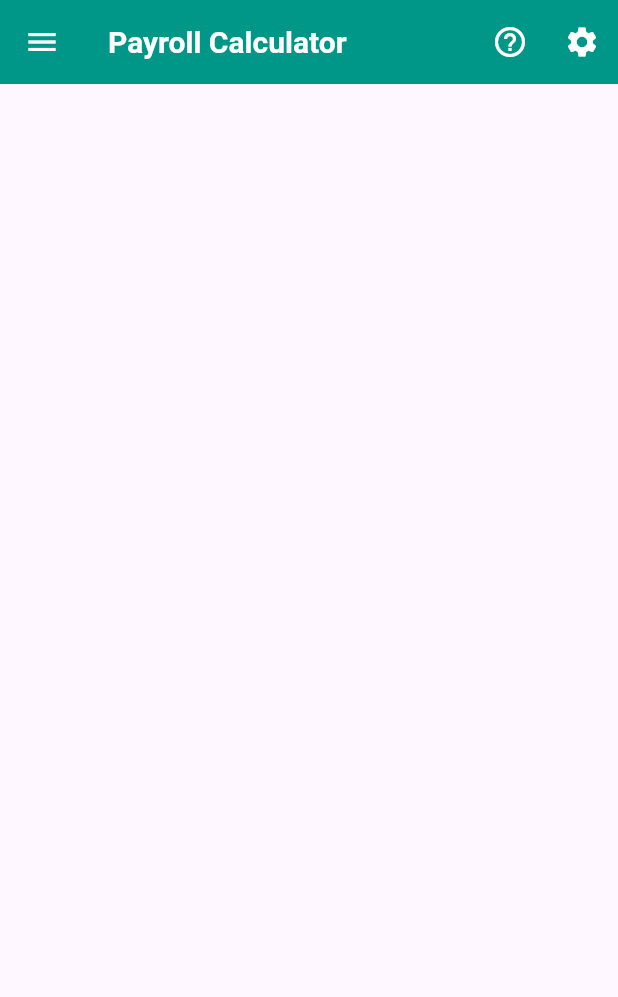
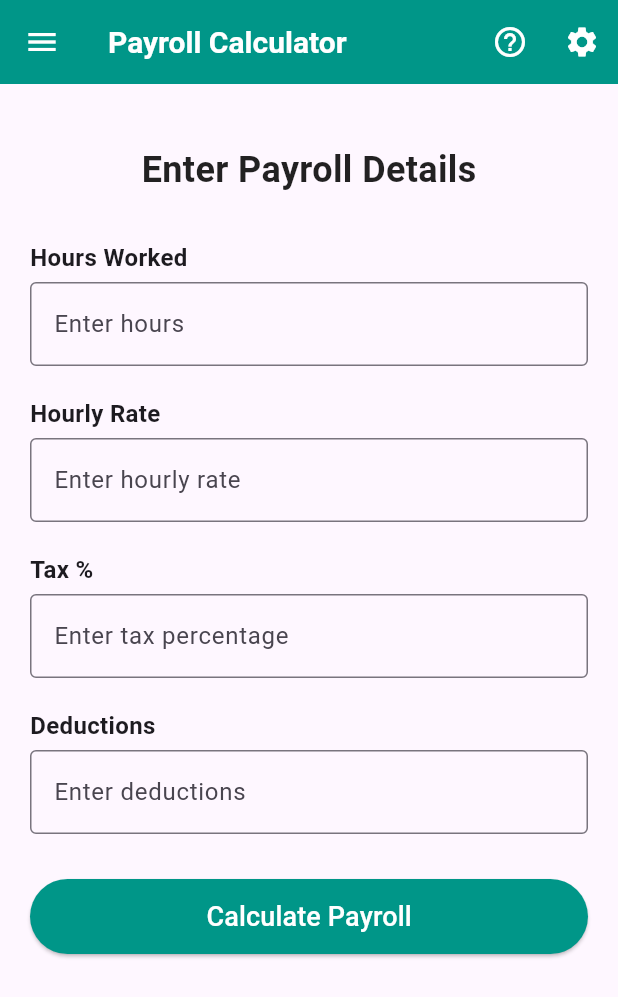
Before and after one commit to jihadyaghi/payroll, a Flutter app: the screen it shows after launch, on a phone screen of 412 x 824 dp. Shown: the top 997 px of the screen. Run offline on Flutter 3.47's test engine with Material 3 defaults, Android fonts, the phone set to English and light mode, and no system bars.

Commit message:
create body

```diff
--- a/lib/home.dart
+++ b/lib/home.dart
@@ -13,50 +13,161 @@ class _HomeState extends State<Home> {
     return Scaffold(
       appBar: AppBar(
         backgroundColor: Color(0xFF009688),
-        leading: Builder(builder:(context)=>IconButton( icon: Icon(Icons.menu) , color: Colors.white ,
-        onPressed: ()  {
-          Scaffold.of(context).openDrawer();
-        },
-         )),
+        leading: Builder(
+          builder: (context) => IconButton(
+            icon: Icon(Icons.menu),
+            color: Colors.white,
+            onPressed: () {
+              Scaffold.of(context).openDrawer();
+            },
+          ),
+        ),
+        title: Text(
+          "Payroll Calculator",
+          style: TextStyle(
+              color: Colors.white, fontWeight: FontWeight.w600, fontSize: 20),
+        ),
+        actions: [
+          IconButton(
+            icon: Icon(Icons.help_outline, color: Colors.white),
+            onPressed: () => {},
+          ),
+          IconButton(
+            icon: Icon(Icons.settings, color: Colors.white),
+            onPressed: () => {},
+          )
+        ],
+      ),
 
-        title: Text("Payroll Calculator" , style: TextStyle(
-          color: Colors.white,
-          fontWeight: FontWeight.w600,
-          fontSize: 20
-        ),),
-        actions: [
-          IconButton( icon: Icon(Icons.help_outline , color: Colors.white ),
-          onPressed: () => {
-           },
-          ),
-          IconButton( icon: Icon(Icons.settings , color: Colors.white,) , onPressed: () => {},)
-        ],
-
-      ),
       drawer: Drawer(
         child: Container(
           color: Color(0xFF009688),
           child: ListView(
             children: [
               DrawerHeader(
-                child: Text("Menu" , style: TextStyle(color: Colors.white , fontSize: 22), ),
+                child: Text(
+                  "Menu",
+                  style: TextStyle(color: Colors.white, fontSize: 22),
+                ),
               ),
               ListTile(
-                leading: Icon(Icons.home , color: Colors.white,),
-                title: Text("Home" , style: TextStyle(color: Colors.white)),
-                onTap: ()=>{},
+                leading: Icon(Icons.home, color: Colors.white),
+                title: Text("Home", style: TextStyle(color: Colors.white)),
+                onTap: () => {},
               ),
               ListTile(
-                leading: Icon(Icons.calculate , color: Colors.white,),
-                title: Text("Calculator" , style: TextStyle(color: Colors.white), ),
+                leading: Icon(Icons.calculate, color: Colors.white),
+                title:
+                    Text("Calculator", style: TextStyle(color: Colors.white)),
                 onTap: () => {},
-
               )
-
             ],
           ),
         ),
       ),
-    ) ;
+
+
+      body: SingleChildScrollView(
+        child: Padding(
+          padding: const EdgeInsets.all(20),
+          child: Column(
+            crossAxisAlignment: CrossAxisAlignment.start,
+            children: [
+
+              SizedBox(height: 20),
+
+              Center(
+                child: Text(
+                  "Enter Payroll Details",
+                  style: TextStyle(
+                    fontSize: 24,
+                    fontWeight: FontWeight.bold,
+                    color: Colors.black87,
+                  ),
+                ),
+              ),
+
+              SizedBox(height: 30),
+
+              Text(
+                "Hours Worked",
+                style: TextStyle(fontSize: 16, fontWeight: FontWeight.w600),
+              ),
+              SizedBox(height: 5),
+              TextField(
+                decoration: InputDecoration(
+                  border: OutlineInputBorder(),
+                  hintText: "Enter hours",
+                ),
+              ),
+
+              SizedBox(height: 20),
+
+              Text(
+                "Hourly Rate",
+                style: TextStyle(fontSize: 16, fontWeight: FontWeight.w600),
+              ),
+              SizedBox(height: 5),
+              TextField(
+                decoration: InputDecoration(
+                  border: OutlineInputBorder(),
+                  hintText: "Enter hourly rate",
+                ),
+              ),
+
+              SizedBox(height: 20),
+
+              Text(
+                "Tax %",
+                style: TextStyle(fontSize: 16, fontWeight: FontWeight.w600),
+              ),
+              SizedBox(height: 5),
+              TextField(
+                decoration: InputDecoration(
+                  border: OutlineInputBorder(),
+                  hintText: "Enter tax percentage",
+                ),
+              ),
+
+              SizedBox(height: 20),
+
+              Text(
+                "Deductions",
+                style: TextStyle(fontSize: 16, fontWeight: FontWeight.w600),
+              ),
+              SizedBox(height: 5),
+              TextField(
+                decoration: InputDecoration(
+                  border: OutlineInputBorder(),
+                  hintText: "Enter deductions",
+                ),
+              ),
+
+              SizedBox(height: 30),
+
+              SizedBox(
+                width: double.infinity,
+                height: 50,
+                child: ElevatedButton(
+                  onPressed: () {},
+                  style: ElevatedButton.styleFrom(
+                    backgroundColor: Color(0xFF009688),
+                  ),
+                  child: Text(
+                    "Calculate Payroll",
+                    style: TextStyle(
+                      color: Colors.white,
+                      fontSize: 18,
+                    ),
+                  ),
+                ),
+              ),
+
+              SizedBox(height: 20),
+            ],
+          ),
+        ),
+      ),
+    );
   }
 }
```
